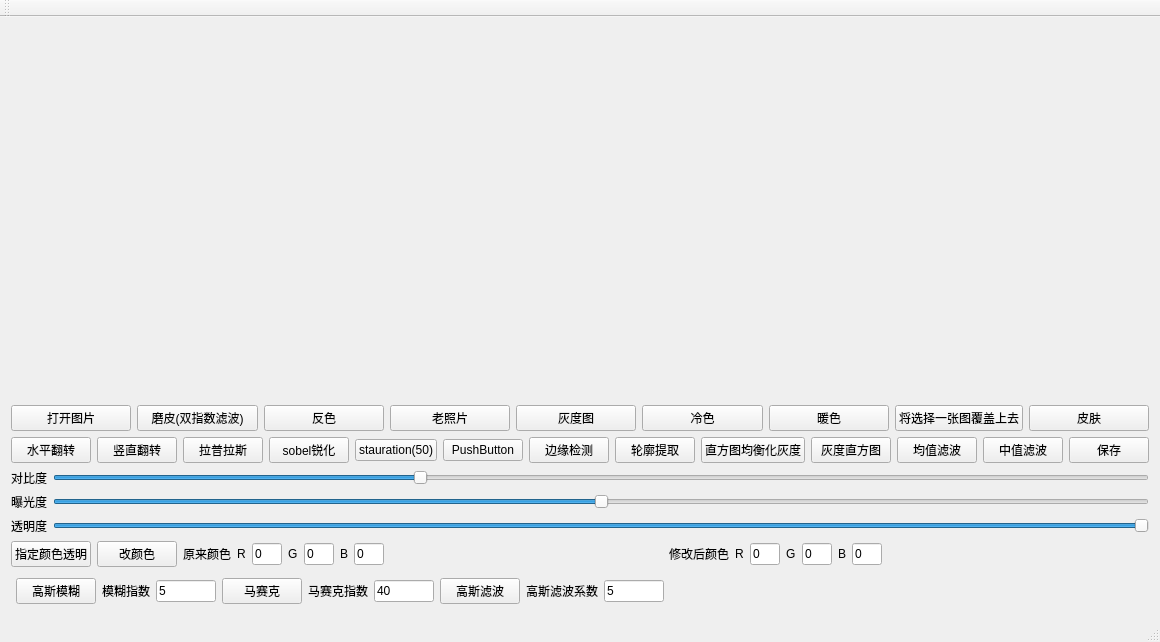
Old version of the form mainwindow.ui in the repository dependon/QImageFilter.
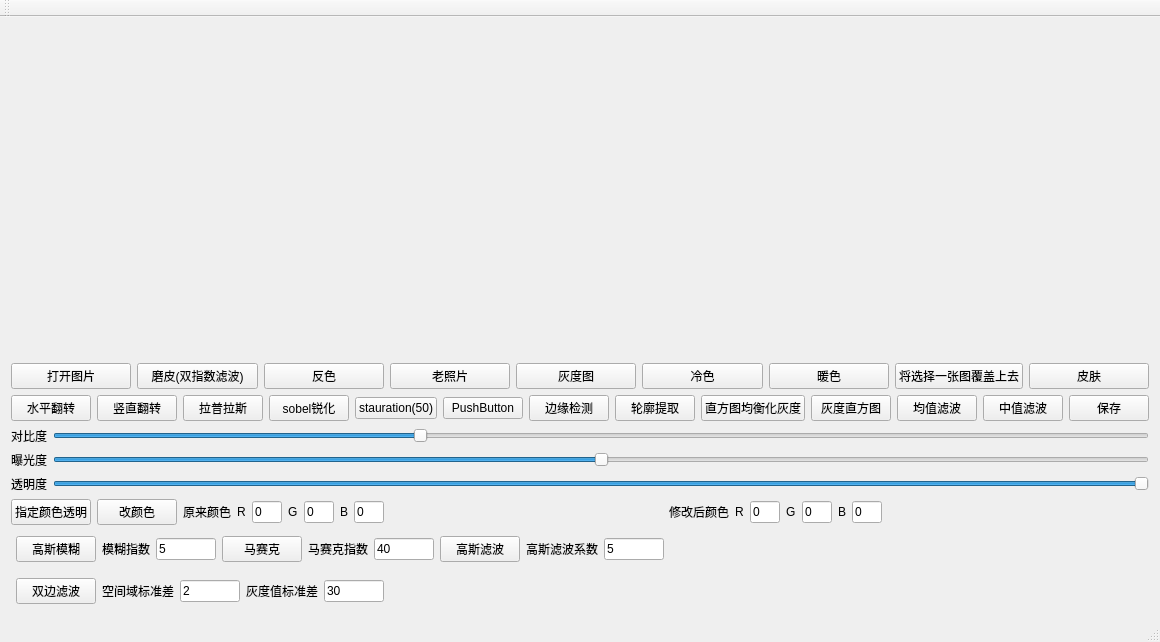
New version of the form.

Commit message: update双边

What changed in the file:
```diff
--- a/mainwindow.ui
+++ b/mainwindow.ui
@@ -14,7 +14,7 @@
    <string>MainWindow</string>
   </property>
   <widget class="QWidget" name="centralWidget">
-   <layout class="QVBoxLayout" name="verticalLayout" stretch="1,0,0,0,0,0,0,0">
+   <layout class="QVBoxLayout" name="verticalLayout" stretch="1,0,0,0,0,0,0,0,0">
     <item>
      <layout class="QHBoxLayout" name="horizontalLayout_6">
       <item>
@@ -587,6 +587,82 @@
       </item>
      </layout>
     </item>
+    <item>
+     <layout class="QHBoxLayout" name="horizontalLayout_11">
+      <property name="leftMargin">
+       <number>5</number>
+      </property>
+      <property name="topMargin">
+       <number>5</number>
+      </property>
+      <property name="rightMargin">
+       <number>5</number>
+      </property>
+      <property name="bottomMargin">
+       <number>5</number>
+      </property>
+      <item>
+       <widget class="QPushButton" name="BilateralBtn">
+        <property name="text">
+         <string>双边滤波</string>
+        </property>
+       </widget>
+      </item>
+      <item>
+       <widget class="QLabel" name="label_16">
+        <property name="text">
+         <string>空间域标准差</string>
+        </property>
+       </widget>
+      </item>
+      <item>
+       <widget class="QLineEdit" name="sigmaSEdit">
+        <property name="maximumSize">
+         <size>
+          <width>60</width>
+          <height>16777215</height>
+         </size>
+        </property>
+        <property name="text">
+         <string>2</string>
+        </property>
+       </widget>
+      </item>
+      <item>
+       <widget class="QLabel" name="label_17">
+        <property name="text">
+         <string>灰度值标准差</string>
+        </property>
+       </widget>
+      </item>
+      <item>
+       <widget class="QLineEdit" name="sigmaREdit">
+        <property name="maximumSize">
+         <size>
+          <width>60</width>
+          <height>16777215</height>
+         </size>
+        </property>
+        <property name="text">
+         <string>30</string>
+        </property>
+       </widget>
+      </item>
+      <item>
+       <spacer name="horizontalSpacer_4">
+        <property name="orientation">
+         <enum>Qt::Horizontal</enum>
+        </property>
+        <property name="sizeHint" stdset="0">
+         <size>
+          <width>40</width>
+          <height>20</height>
+         </size>
+        </property>
+       </spacer>
+      </item>
+     </layout>
+    </item>
    </layout>
   </widget>
   <widget class="QMenuBar" name="menuBar">
```
The commit also changes 4 other files.
